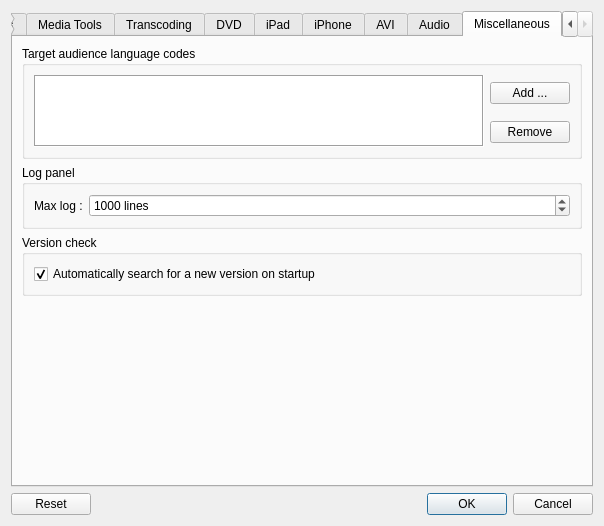
Before: the Qt Designer form src/QtlMovie/QtlMovieEditSettings.ui in qtlmovie/qtlmovie, drawn with Qt 5.
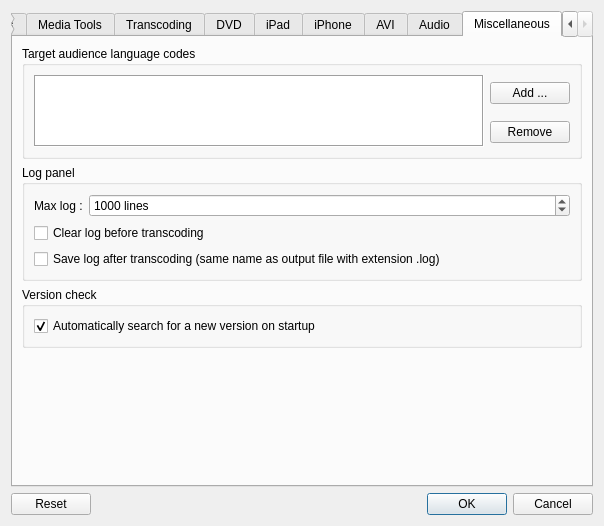
After: the same form once the commit is applied. The open tabs and pages were chosen to show the change. Icons and pictures are not drawn. Custom widgets are drawn as their Qt base class.

Commit message:
Clear and save the log before and after transcoding.
To be specified in the settings.

What changed in the file:
```diff
--- a/src/QtlMovie/QtlMovieEditSettings.ui
+++ b/src/QtlMovie/QtlMovieEditSettings.ui
@@ -1177,6 +1177,20 @@
             </property>
            </widget>
           </item>
+          <item row="1" column="0" colspan="2">
+           <widget class="QCheckBox" name="checkClearLog">
+            <property name="text">
+             <string>Clear log before transcoding</string>
+            </property>
+           </widget>
+          </item>
+          <item row="2" column="0" colspan="2">
+           <widget class="QCheckBox" name="checkSaveLog">
+            <property name="text">
+             <string>Save log after transcoding (same name as output file with extension .log)</string>
+            </property>
+           </widget>
+          </item>
          </layout>
         </widget>
        </item>
```
The commit also changes 9 other files.
